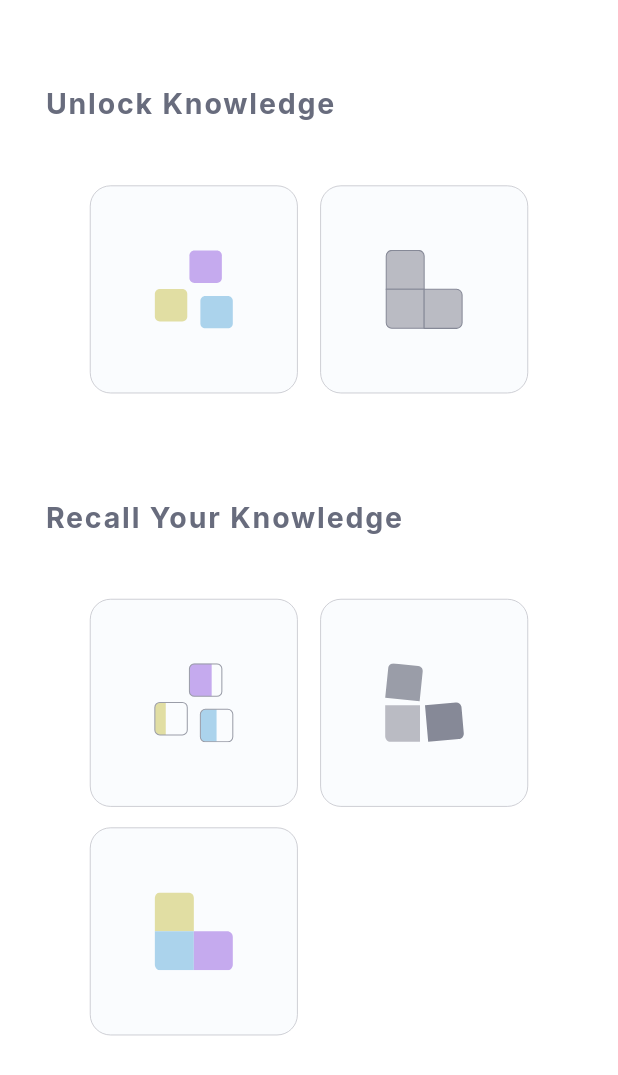
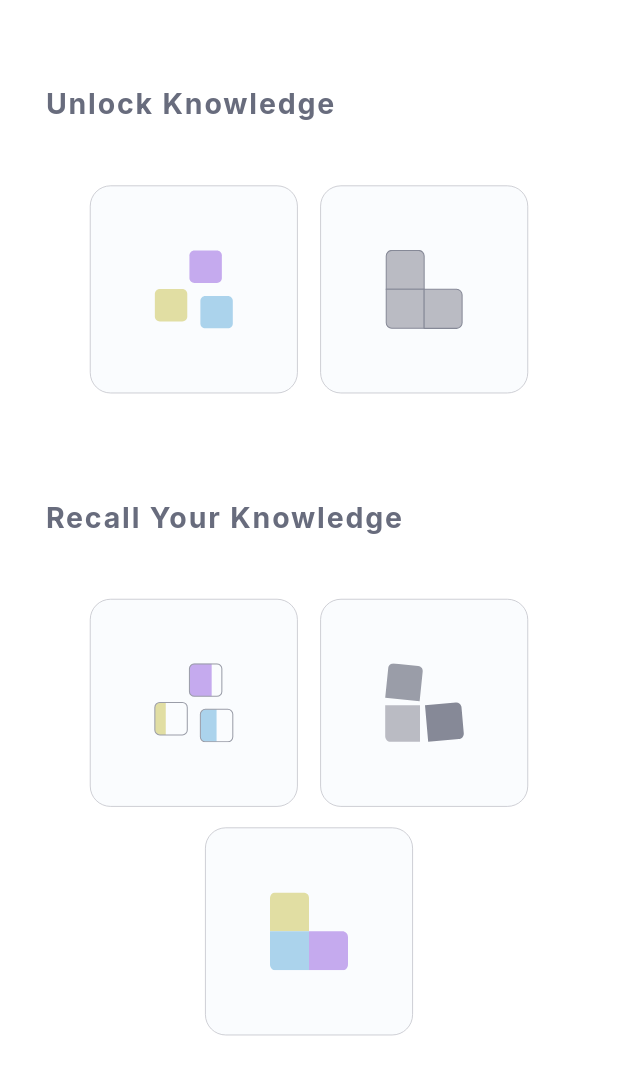
Before and after one commit to maedesad/language-learning-application, a Flutter app: the PracticingPage screen opened directly, scrolled down 419 dp, on a phone screen of 412 x 824 dp. Shown: the top 1075 px of the screen. Run offline on Flutter 3.47's test engine with Material 3 defaults, Android fonts, the phone set to English and light mode, and no system bars; our stand-ins replace flutter_screenutil, flutter_svg.

Commit message:
currecting practice button animation. defining separate widgets for each row of exercises.

```diff
--- a/frontend/lib/main_pages/practice/Handle_button_selection.dart
+++ b/frontend/lib/main_pages/practice/Handle_button_selection.dart
@@ -32,7 +32,7 @@ mixin HandleButtonSelection<T extends StatefulWidget> on State<T> {
     if (keyContext != null) {
       Scrollable.ensureVisible(
         keyContext,
-        duration: const Duration(milliseconds: 300),
+        duration: const Duration(milliseconds: 500),
         alignment: 0.5,
       );
     }
--- /dev/null
+++ b/frontend/lib/main_pages/practice/practice_page_widgets/three_button_row_layout.dart
@@ -0,0 +1,67 @@
+import 'package:flutter/material.dart';
+import '../practice_button.dart';
+
+// dimensions
+import '../../../theme/dimensions.dart';
+
+class ThreeButtonRowLayout extends StatelessWidget {
+  final List<String> icons;
+  final int? selectedIndex;
+  final bool hasAnySelected;
+  final Function(int) onSelected;
+
+  const ThreeButtonRowLayout({
+    super.key,
+    required this.icons,
+    required this.selectedIndex,
+    required this.hasAnySelected,
+    required this.onSelected,
+  });
+
+  @override
+  Widget build(BuildContext context) {
+    // دکمه‌ها
+    List<Widget> buttons = List.generate(3, (i) {
+      return PracticeButton(
+        iconPath: icons[i],
+        isSelected: selectedIndex == i,
+        hasAnySelected: hasAnySelected,
+        onTap: () => onSelected(i),
+      );
+    });
+
+    // تابع کمکی برای اضافه کردن فاصله بین دکمه‌ها
+    Row buildRow(List<Widget> rowButtons, MainAxisAlignment mainAxis, CrossAxisAlignment crossAxis) {
+      List<Widget> spacedButtons = [];
+      for (int i = 0; i < rowButtons.length; i++) {
+        spacedButtons.add(rowButtons[i]);
+        if (i != rowButtons.length - 1) {
+          spacedButtons.add(SizedBox(width: Dimensions.horizontalMediumGap));
+        }
+      }
+      return Row(
+        mainAxisAlignment: mainAxis,
+        crossAxisAlignment: crossAxis,
+        children: spacedButtons,
+      );
+    }
+
+    // ردیف بالا با دو دکمه و فاصله 16
+    Widget topRow = buildRow(buttons.sublist(0, 2), MainAxisAlignment.center, CrossAxisAlignment.center);
+
+    // دکمه پایین تکی
+    Widget bottomRow = Align(
+      alignment: Alignment.topCenter,
+      child: buttons[2],
+    );
+
+    return Column(
+      mainAxisSize: MainAxisSize.min,
+      children: [
+        topRow,
+        SizedBox(height: Dimensions.verticalMediumGap),
+        bottomRow,
+      ],
+    );
+  }
+}
--- /dev/null
+++ b/frontend/lib/main_pages/practice/practice_page_widgets/two_button_row_layout.dart
@@ -0,0 +1,43 @@
+import 'package:flutter/material.dart';
+import '../practice_button.dart';
+// dimensions
+import '../../../theme/dimensions.dart';
+
+
+class TwoButtonRowLayout extends StatelessWidget {
+  final List<String> icons;
+  final int? selectedIndex;
+  final bool hasAnySelected;
+  final Function(int) onSelected;
+
+  const TwoButtonRowLayout({
+    super.key,
+    required this.icons,
+    required this.selectedIndex,
+    required this.hasAnySelected,
+    required this.onSelected,
+  });
+
+  @override
+  Widget build(BuildContext context) {
+    return Row(
+      mainAxisAlignment: MainAxisAlignment.center,
+      crossAxisAlignment: CrossAxisAlignment.center,
+      children: [
+        PracticeButton(
+          iconPath: icons[0],
+          isSelected: selectedIndex == 0,
+          hasAnySelected: hasAnySelected,
+          onTap: () => onSelected(0),
+        ),
+        SizedBox(width: Dimensions.horizontalMediumGap), // فاصله 16 بین دکمه‌ها
+        PracticeButton(
+          iconPath: icons[1],
+          isSelected: selectedIndex == 1,
+          hasAnySelected: hasAnySelected,
+          onTap: () => onSelected(1),
+        ),
+      ],
+    );
+  }
+}
--- a/frontend/lib/main_pages/practice/row_of_practice_buttons.dart
+++ b/frontend/lib/main_pages/practice/row_of_practice_buttons.dart
@@ -1,11 +1,13 @@
 import 'package:flutter/material.dart';
-import 'practice_button.dart';
 import 'package:flutter_screenutil/flutter_screenutil.dart';
 
 // dimensions
 import '../../theme/dimensions.dart';
 // text style
 import '../../theme/text_style/text_style.dart';
+import 'practice_page_widgets/four_button_row_layout.dart';
+import 'practice_page_widgets/three_button_row_layout.dart';
+import 'practice_page_widgets/two_button_row_layout.dart';
 
 class PracticeRow extends StatelessWidget {
   final int rowIndex;
@@ -27,10 +29,36 @@ class PracticeRow extends StatelessWidget {
 
   @override
   Widget build(BuildContext context) {
+    // مقداردهی اولیه به متغیر ویجت دکمه‌ها
+    Widget buttonsWidget = SizedBox();
+
+    if (icons.length == 2) {
+      buttonsWidget = TwoButtonRowLayout(
+        icons: icons,
+        selectedIndex: selectedIndex,
+        hasAnySelected: hasAnySelected,
+        onSelected: onSelected,
+      );
+    } else if (icons.length == 3) {
+      buttonsWidget = ThreeButtonRowLayout(
+        icons: icons,
+        selectedIndex: selectedIndex,
+        hasAnySelected: hasAnySelected,
+        onSelected: onSelected,
+      );
+    } else {
+      buttonsWidget = FourButtonRowLayout(
+        icons: icons,
+        selectedIndex: selectedIndex,
+        hasAnySelected: hasAnySelected,
+        onSelected: onSelected,
+      );
+    }
+
     return Column(
       crossAxisAlignment: CrossAxisAlignment.start,
       children: [
-        // Row title
+        // عنوان ردیف
         Container(
           height: 77.h,
           padding: EdgeInsets.symmetric(
@@ -43,7 +71,7 @@ class PracticeRow extends StatelessWidget {
           ),
         ),
 
-        // Buttons in the row
+        // دکمه‌های ردیف
         Padding(
           padding: EdgeInsets.only(
             left: Dimensions.screenHorizontalLargePadding,
@@ -51,18 +79,7 @@ class PracticeRow extends StatelessWidget {
             top: 24.h,
             bottom: 58.h,
           ),
-          child: Wrap(
-            spacing: Dimensions.horizontalMediumGap,
-            runSpacing: Dimensions.verticalMediumGap,
-            children: List.generate(icons.length, (i) {
-              return PracticeButton(
-                iconPath: icons[i],
-                isSelected: selectedIndex == i,
-                hasAnySelected: hasAnySelected,
-                onTap: () => onSelected(i),
-              );
-            }),
-          ),
+          child: buttonsWidget,
         ),
       ],
     );
```
Also changed, not shown: frontend/lib/main_pages/practice/practice_page_widgets/four_button_row_layout.dart (added, +94 -0 lines).
